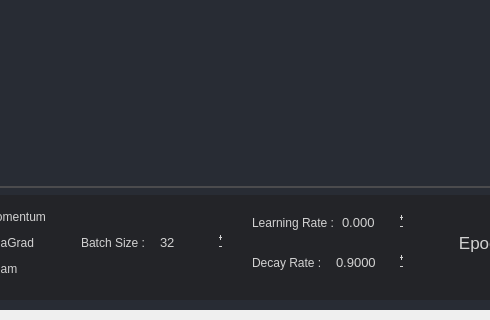
Before: the Qt Designer form ui/GuiMainWindow.ui in frankyiu/fyp_ANNBuilder, drawn with Qt 5; both pictures show x 552 to 1042 and y 420 to 740 of the 1300 by 740 pixel window.
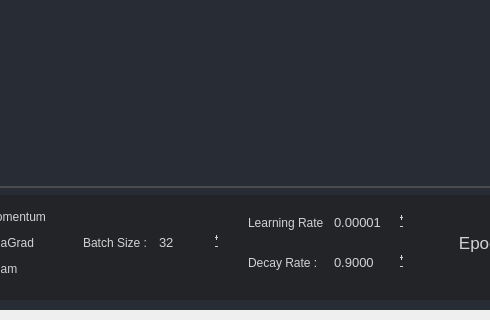
After: the same form once the commit is applied. Icons and pictures are not drawn. Custom widgets are drawn as their Qt base class.

Patch:
```diff
--- a/ui/GuiMainWindow.ui
+++ b/ui/GuiMainWindow.ui
@@ -3009,7 +3009,7 @@
                               <widget class="QFrame" name="frame_22">
                                <property name="minimumSize">
                                 <size>
-                                 <width>150</width>
+                                 <width>144</width>
                                  <height>0</height>
                                 </size>
                                </property>
@@ -3078,6 +3078,9 @@
                                   <property name="decimals">
                                    <number>0</number>
                                   </property>
+                                  <property name="minimum">
+                                   <double>1.000000000000000</double>
+                                  </property>
                                   <property name="maximum">
                                    <double>1000.000000000000000</double>
                                   </property>
@@ -3202,7 +3205,10 @@
                                       <enum>QAbstractSpinBox::PlusMinus</enum>
                                      </property>
                                      <property name="decimals">
-                                      <number>3</number>
+                                      <number>5</number>
+                                     </property>
+                                     <property name="minimum">
+                                      <double>0.000010000000000</double>
                                      </property>
                                      <property name="maximum">
                                       <double>100.000000000000000</double>
@@ -3211,7 +3217,7 @@
                                       <double>0.001000000000000</double>
                                      </property>
                                      <property name="value">
-                                      <double>0.000000000000000</double>
+                                      <double>0.000010000000000</double>
                                      </property>
                                     </widget>
                                    </item>
```
Left out of the diff: 2 changed lines with no effect on the pictures.
